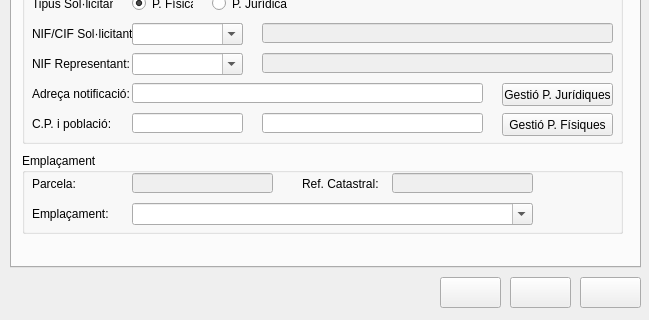
Before: the Qt Designer form src/exp_om.ui in daviderill/expedients, drawn with Qt 5; both pictures show x 0 to 649 and y 223 to 543 of the 649 by 543 pixel window.
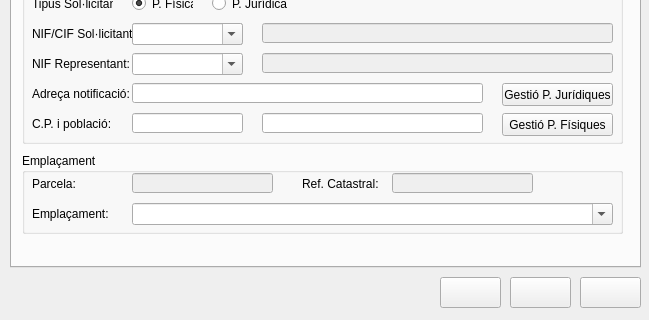
After: the same form once the commit is applied. Icons and pictures are not drawn.

What changed in the file:
```diff
--- a/src/exp_om.ui
+++ b/src/exp_om.ui
@@ -690,7 +690,7 @@
        <rect>
         <x>110</x>
         <y>50</y>
-        <width>401</width>
+        <width>481</width>
         <height>22</height>
        </rect>
       </property>
```
